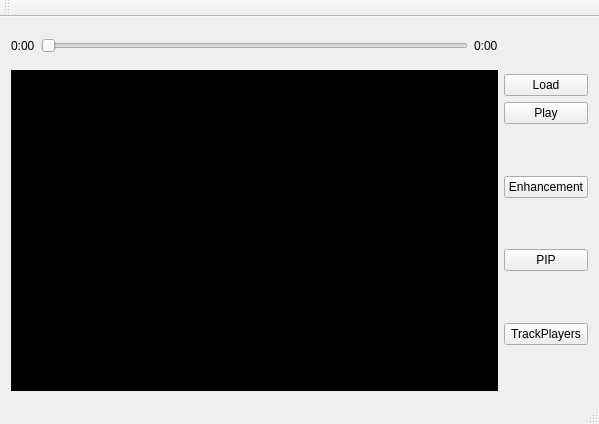
This is mainwindow.ui in HighlanderGit/Proyecto2---Digital-Image-Processing as Qt 5 draws it before an edit. The edited form follows.
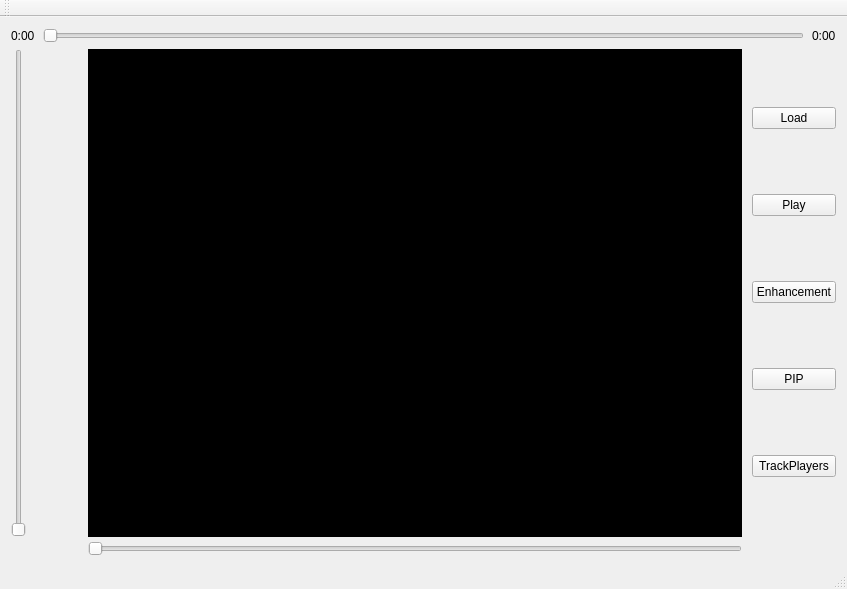
This is the edited form.

Commit message: Sliders for the X and Y values

Diff of the .ui file:
```diff
--- a/mainwindow.ui
+++ b/mainwindow.ui
@@ -6,8 +6,8 @@
    <rect>
     <x>0</x>
     <y>0</y>
-    <width>599</width>
-    <height>424</height>
+    <width>847</width>
+    <height>589</height>
    </rect>
   </property>
   <property name="windowTitle">
@@ -16,25 +16,49 @@
   <widget class="QWidget" name="centralWidget">
    <layout class="QVBoxLayout" name="verticalLayout_2">
     <item>
-     <layout class="QGridLayout" name="gridLayout" rowstretch="1" columnstretch="0,0">
+     <layout class="QHBoxLayout" name="horizontalLayout">
+      <property name="spacing">
+       <number>8</number>
+      </property>
+      <item>
+       <widget class="QLabel" name="label_2">
+        <property name="text">
+         <string>0:00</string>
+        </property>
+       </widget>
+      </item>
+      <item>
+       <widget class="QSlider" name="horizontalSlider">
+        <property name="orientation">
+         <enum>Qt::Horizontal</enum>
+        </property>
+       </widget>
+      </item>
+      <item>
+       <widget class="QLabel" name="label_3">
+        <property name="text">
+         <string>0:00</string>
+        </property>
+       </widget>
+      </item>
+     </layout>
+    </item>
+    <item>
+     <layout class="QGridLayout" name="gridLayout" rowstretch="2,0" columnstretch="6,0,0">
+      <property name="sizeConstraint">
+       <enum>QLayout::SetNoConstraint</enum>
+      </property>
+      <property name="horizontalSpacing">
+       <number>10</number>
+      </property>
       <property name="verticalSpacing">
-       <number>6</number>
+       <number>4</number>
       </property>
-      <item row="0" column="1">
-       <layout class="QVBoxLayout" name="verticalLayout_3">
-        <item>
-         <spacer name="verticalSpacer_2">
-          <property name="orientation">
-           <enum>Qt::Vertical</enum>
-          </property>
-          <property name="sizeHint" stdset="0">
-           <size>
-            <width>20</width>
-            <height>40</height>
-           </size>
-          </property>
-         </spacer>
-        </item>
+      <item row="0" column="2">
+       <layout class="QVBoxLayout" name="verticalLayout_3" stretch="2,2,2,2,0">
+        <property name="spacing">
+         <number>7</number>
+        </property>
         <item>
          <widget class="QPushButton" name="pushButton">
           <property name="text">
@@ -49,19 +73,6 @@
           </property>
          </widget>
         </item>
-        <item>
-         <spacer name="verticalSpacer_5">
-          <property name="orientation">
-           <enum>Qt::Vertical</enum>
-          </property>
-          <property name="sizeHint" stdset="0">
-           <size>
-            <width>20</width>
-            <height>40</height>
-           </size>
-          </property>
-         </spacer>
-        </item>
         <item>
          <widget class="QPushButton" name="enhancement">
           <property name="text">
@@ -69,19 +80,6 @@
           </property>
          </widget>
         </item>
-        <item>
-         <spacer name="verticalSpacer_4">
-          <property name="orientation">
-           <enum>Qt::Vertical</enum>
-          </property>
-          <property name="sizeHint" stdset="0">
-           <size>
-            <width>20</width>
-            <height>40</height>
-           </size>
-          </property>
-         </spacer>
-        </item>
         <item>
          <widget class="QPushButton" name="PIP">
           <property name="text">
@@ -89,19 +87,6 @@
           </property>
          </widget>
         </item>
-        <item>
-         <spacer name="verticalSpacer_3">
-          <property name="orientation">
-           <enum>Qt::Vertical</enum>
-          </property>
-          <property name="sizeHint" stdset="0">
-           <size>
-            <width>20</width>
-            <height>40</height>
-           </size>
-          </property>
-         </spacer>
-        </item>
         <item>
          <widget class="QPushButton" name="TrackPlayers">
           <property name="text">
@@ -109,61 +94,54 @@
           </property>
          </widget>
         </item>
-        <item>
-         <spacer name="verticalSpacer">
-          <property name="orientation">
-           <enum>Qt::Vertical</enum>
-          </property>
-          <property name="sizeHint" stdset="0">
-           <size>
-            <width>20</width>
-            <height>40</height>
-           </size>
-          </property>
-         </spacer>
-        </item>
        </layout>
       </item>
-      <item row="0" column="0">
-       <layout class="QVBoxLayout" name="verticalLayout_4" stretch="1,9">
-        <item>
-         <layout class="QHBoxLayout" name="horizontalLayout">
-          <item>
-           <widget class="QLabel" name="label_2">
-            <property name="text">
-             <string>0:00</string>
-            </property>
-           </widget>
-          </item>
-          <item>
-           <widget class="QSlider" name="horizontalSlider">
-            <property name="orientation">
-             <enum>Qt::Horizontal</enum>
-            </property>
-           </widget>
-          </item>
-          <item>
-           <widget class="QLabel" name="label_3">
-            <property name="text">
-             <string>0:00</string>
-            </property>
-           </widget>
-          </item>
-         </layout>
-        </item>
-        <item>
-         <widget class="QLabel" name="label">
-          <property name="styleSheet">
-           <string notr="true">background-color: #000
+      <item row="0" column="1">
+       <widget class="QLabel" name="label">
+        <property name="styleSheet">
+         <string notr="true">background-color: #000
 </string>
-          </property>
-          <property name="text">
-           <string/>
+        </property>
+        <property name="text">
+         <string/>
+        </property>
+       </widget>
+      </item>
+      <item row="1" column="1">
+       <layout class="QVBoxLayout" name="verticalLayout_4" stretch="0">
+        <item>
+         <widget class="QSlider" name="Xvalue">
+          <property name="orientation">
+           <enum>Qt::Horizontal</enum>
           </property>
          </widget>
         </item>
        </layout>
       </item>
+      <item row="0" column="0">
+       <widget class="QSlider" name="Yvalue">
+        <property name="orientation">
+         <enum>Qt::Vertical</enum>
+        </property>
+       </widget>
+      </item>
+      <item row="1" column="2">
+       <widget class="QLabel" name="Xvalue_num">
+        <property name="text">
+         <string>                  </string>
+        </property>
+       </widget>
+      </item>
+      <item row="1" column="0">
+       <widget class="QLabel" name="Yvalue_num">
+        <property name="lineWidth">
+         <number>5</number>
+        </property>
+        <property name="text">
+         <string>                    </string>
+        </property>
+       </widget>
+      </item>
      </layout>
     </item>
    </layout>
```
Left out of the diff: 2 changed lines with no effect on the pictures.
